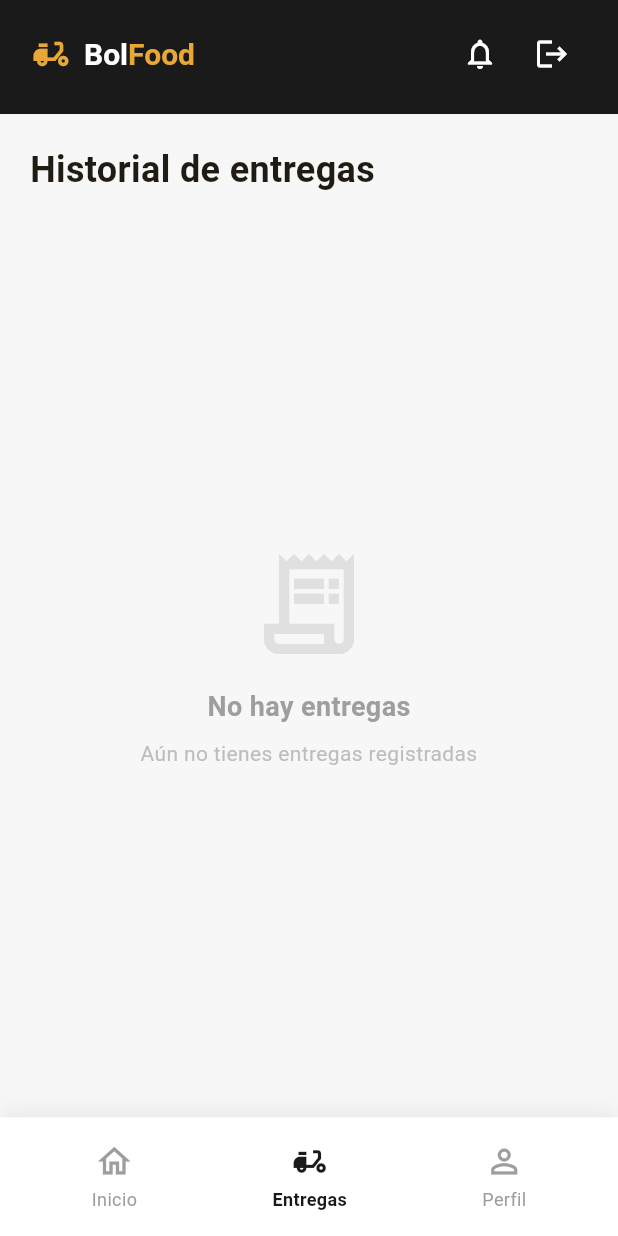
After one commit to EdmundoZ12/app-bol-food, a Flutter app: the DeliveryHistoryScreen screen opened by its route, on a phone screen of 412 x 824 dp. The commit adds this screen. Run offline on Flutter 3.47's test engine with Material 3 defaults, Android fonts, the phone set to English and light mode, and no system bars; our stand-ins replace dio, equatable, firebase_core, firebase_messaging, flutter_bloc, flutter_dotenv and 5 more; accounts and stored records are empty; project files that could hold a hidden picture were left out.

Commit message:
order list

```diff
--- a/lib/config/router/app_router.dart
+++ b/lib/config/router/app_router.dart
@@ -25,6 +25,12 @@ final appRouter = GoRouter(
     // Home
     GoRoute(path: '/home', builder: (context, state) => const HomeScreen()),
 
+    // Delivery History
+    GoRoute(
+      path: '/delivery-history',
+      builder: (context, state) => const DeliveryHistoryScreen(),
+    ),
+
     // Active Order
     GoRoute(
       path: '/active-order',
--- a/lib/main.dart
+++ b/lib/main.dart
@@ -3,6 +3,7 @@ import 'package:flutter_bloc/flutter_bloc.dart';
 import 'package:flutter_dotenv/flutter_dotenv.dart';
 import 'package:provider/provider.dart';
 import 'package:firebase_messaging/firebase_messaging.dart';
+import 'package:intl/date_symbol_data_local.dart';
 
 import 'config/config.dart';
 import 'config/router/app_router.dart';
@@ -15,6 +16,9 @@ void main() async {
 
   // Cargar variables de entorno
   await dotenv.load(fileName: ".env");
+
+  // Inicializar formateo de fechas para español
+  await initializeDateFormatting('es', null);
 
   await NotificationsBloc.initializeFCM();
 
--- a/lib/models/order/order.dart
+++ b/lib/models/order/order.dart
@@ -96,6 +96,7 @@ class Order {
   final DateTime? createdAt;
   final DateTime? assignedAt;
   final DateTime? acceptedAt;
+  final DateTime? deliveredAt;
 
   Order({
     required this.id,
@@ -116,6 +117,7 @@ class Order {
     this.createdAt,
     this.assignedAt,
     this.acceptedAt,
+    this.deliveredAt,
   });
 
   factory Order.fromJson(Map<String, dynamic> json) {
@@ -147,6 +149,9 @@ class Order {
           : null,
       acceptedAt: json['acceptedAt'] != null
           ? DateTime.parse(json['acceptedAt'])
+          : null,
+      deliveredAt: json['deliveredAt'] != null
+          ? DateTime.parse(json['deliveredAt'])
           : null,
     );
   }
--- /dev/null
+++ b/lib/screens/orders/delivery_history_screen.dart
@@ -0,0 +1,328 @@
+import 'package:flutter/material.dart';
+import 'package:go_router/go_router.dart';
+import 'package:google_fonts/google_fonts.dart';
+import 'package:provider/provider.dart';
+import 'package:intl/intl.dart';
+
+import '../../config/theme/app_theme.dart';
+import '../../models/order/order.dart';
+import '../../providers/auth_provider.dart';
+import '../../providers/order_provider.dart';
+import '../../widgets/bottom_nav_bar.dart';
+
+class DeliveryHistoryScreen extends StatefulWidget {
+  const DeliveryHistoryScreen({super.key});
+
+  @override
+  State<DeliveryHistoryScreen> createState() => _DeliveryHistoryScreenState();
+}
+
+class _DeliveryHistoryScreenState extends State<DeliveryHistoryScreen> {
+  @override
+  void initState() {
+    super.initState();
+    _loadOrders();
+  }
+
+  Future<void> _loadOrders() async {
+    final authProvider = context.read<AuthProvider>();
+    final orderProvider = context.read<OrderProvider>();
+
+    if (authProvider.driver != null && authProvider.token != null) {
+      await orderProvider.loadOrderHistory(
+        authProvider.driver!.id,
+        authProvider.token!,
+      );
+    }
+  }
+
+  @override
+  Widget build(BuildContext context) {
+    return Scaffold(
+      backgroundColor: scaffoldBackgroundColor,
+      body: Column(
+        children: [
+          _buildHeader(),
+          Expanded(
+            child: Padding(
+              padding: const EdgeInsets.all(20),
+              child: Column(
+                crossAxisAlignment: CrossAxisAlignment.start,
+                children: [
+                  Text(
+                    'Historial de entregas',
+                    style: GoogleFonts.montserratAlternates(
+                      fontSize: 24,
+                      fontWeight: FontWeight.bold,
+                    ),
+                  ),
+                  const SizedBox(height: 20),
+                  Expanded(child: _buildOrdersList()),
+                ],
+              ),
+            ),
+          ),
+        ],
+      ),
+      bottomNavigationBar: BottomNavBar(
+        currentIndex: 1,
+        onTap: (index) {
+          if (index == 0) context.go('/home');
+          if (index == 2) context.go('/profile');
+        },
+      ),
+    );
+  }
+
+  Widget _buildHeader() {
+    return Container(
+      padding: EdgeInsets.only(
+        top: MediaQuery.of(context).padding.top + 12,
+        left: 20,
+        right: 20,
+        bottom: 16,
+      ),
+      decoration: const BoxDecoration(color: primaryBlack),
+      child: Row(
+        mainAxisAlignment: MainAxisAlignment.spaceBetween,
+        children: [
+          Row(
+            children: [
+              Icon(Icons.delivery_dining, color: primaryYellow, size: 28),
+              const SizedBox(width: 8),
+              RichText(
+                text: TextSpan(
+                  style: GoogleFonts.montserratAlternates(
+                    fontSize: 20,
+                    fontWeight: FontWeight.bold,
+                  ),
+                  children: const [
+                    TextSpan(
+                      text: 'Bol',
+                      style: TextStyle(color: Colors.white),
+                    ),
+                    TextSpan(
+                      text: 'Food',
+                      style: TextStyle(color: primaryYellow),
+                    ),
+                  ],
+                ),
+              ),
+            ],
+          ),
+          Row(
+            children: [
+              IconButton(
+                icon: const Icon(Icons.notifications_outlined,
+                    color: Colors.white),
+                onPressed: () {},
+              ),
+              IconButton(
+                icon: const Icon(Icons.logout, color: Colors.white),
+                onPressed: () => _showLogoutDialog(),
+              ),
+            ],
+          ),
+        ],
+      ),
+    );
+  }
+
+  Widget _buildOrdersList() {
+    return Consumer<OrderProvider>(
+      builder: (context, orderProvider, child) {
+        if (orderProvider.isLoading) {
+          return const Center(
+            child: CircularProgressIndicator(color: primaryYellow),
+          );
+        }
+
+        final orders = orderProvider.orderHistory;
+
+        if (orders.isEmpty) {
+          return Center(
+            child: Column(
+              mainAxisAlignment: MainAxisAlignment.center,
+              children: [
+                Icon(
+                  Icons.receipt_long_outlined,
+                  size: 80,
+                  color: Colors.grey.shade300,
+                ),
+                const SizedBox(height: 16),
+                Text(
+                  'No hay entregas',
+                  style: GoogleFonts.montserratAlternates(
+                    fontSize: 18,
+                    fontWeight: FontWeight.w600,
+                    color: Colors.grey.shade500,
+                  ),
+                ),
+                const SizedBox(height: 8),
+                Text(
+                  'Aún no tienes entregas registradas',
+                  style: GoogleFonts.montserratAlternates(
+                    fontSize: 14,
+                    color: Colors.grey.shade400,
+                  ),
+                  textAlign: TextAlign.center,
+                ),
+              ],
+            ),
+          );
+        }
+
+        return RefreshIndicator(
+          onRefresh: _loadOrders,
+          color: primaryYellow,
+          child: ListView.builder(
+            itemCount: orders.length,
+            itemBuilder: (context, index) {
+              return _buildOrderCard(orders[index]);
+            },
+          ),
+        );
+      },
+    );
+  }
+
+  Widget _buildOrderCard(Order order) {
+    final dateFormat = DateFormat('dd MMM. yyyy - HH:mm', 'es');
+    final formattedDate = order.deliveredAt != null
+        ? dateFormat.format(order.deliveredAt!)
+        : order.createdAt != null
+            ? dateFormat.format(order.createdAt!)
+            : 'Fecha no disponible';
+
+    return Container(
+      margin: const EdgeInsets.only(bottom: 16),
+      padding: const EdgeInsets.all(16),
+      decoration: BoxDecoration(
+        color: Colors.white,
+        borderRadius: BorderRadius.circular(16),
+        border: Border.all(color: Colors.grey.shade200),
+      ),
+      child: Column(
+        crossAxisAlignment: CrossAxisAlignment.start,
+        children: [
+          // Fecha
+          Text(
+            formattedDate,
+            style: GoogleFonts.montserratAlternates(
+              fontSize: 13,
+              color: Colors.grey.shade600,
+            ),
+          ),
+          const SizedBox(height: 8),
+
+          // Número de orden
+          Text(
+            'ORDEN ${order.shortId}',
+            style: GoogleFonts.montserratAlternates(
+              fontSize: 16,
+              fontWeight: FontWeight.bold,
+            ),
+          ),
+          const SizedBox(height: 8),
+
+          // Dirección
+          Row(
+            children: [
+              Icon(
+                Icons.location_on_outlined,
+                size: 18,
+                color: Colors.grey.shade600,
+              ),
+              const SizedBox(width: 4),
+              Expanded(
+                child: Text(
+                  order.deliveryAddress ?? 'Sin dirección',
+                  style: GoogleFonts.montserratAlternates(
+                    fontSize: 14,
+                    color: Colors.grey.shade700,
+                  ),
+                  maxLines: 1,
+                  overflow: TextOverflow.ellipsis,
+                ),
+              ),
+            ],
+          ),
+          const SizedBox(height: 12),
+
+          // Total y ganancia
+          Container(
+            padding: const EdgeInsets.symmetric(horizontal: 16, vertical: 10),
+            decoration: BoxDecoration(
+              color: const Color(0xFFFFF8E7),
+              borderRadius: BorderRadius.circular(10),
+            ),
+            child: Row(
+              children: [
+                Text(
+                  'Total Cobrado:',
+                  style: GoogleFonts.montserratAlternates(
+                    fontSize: 13,
+                    fontWeight: FontWeight.w500,
+                  ),
+                ),
+                const SizedBox(width: 12),
+                Text(
+                  '${order.totalToCobrar.toStringAsFixed(2)} Bs.',
+                  style: GoogleFonts.montserratAlternates(
+                    fontSize: 14,
+                    fontWeight: FontWeight.bold,
+                    color: primaryYellow.withOpacity(0.9),
+                  ),
+                ),
+                const Spacer(),
+                Text(
+                  '${order.driverEarnings?.toStringAsFixed(2) ?? '0.00'} Bs.',
+                  style: GoogleFonts.montserratAlternates(
+                    fontSize: 14,
+                    fontWeight: FontWeight.bold,
+                  ),
+                ),
+              ],
+            ),
+          ),
+        ],
+      ),
+    );
+  }
+
+  void _showLogoutDialog() {
+    showDialog(
+      context: context,
+      builder: (context) => AlertDialog(
+        title: Text(
+          'Cerrar sesión',
+          style: GoogleFonts.montserratAlternates(fontWeight: FontWeight.bold),
+        ),
+        content: Text(
+          '¿Estás seguro de que quieres cerrar sesión?',
+          style: GoogleFonts.montserratAlternates(),
+        ),
+        actions: [
+          TextButton(
+            onPressed: () => Navigator.pop(context),
+            child: Text(
+              'Cancelar',
+              style: GoogleFonts.montserratAlternates(color: Colors.grey),
+            ),
+          ),
+          TextButton(
+            onPressed: () {
+              Navigator.pop(context);
+              context.read<AuthProvider>().logout();
+              context.go('/login');
+            },
+            child: Text(
+              'Cerrar sesión',
+              style: GoogleFonts.montserratAlternates(color: Colors.red),
+            ),
+          ),
+        ],
+      ),
+    );
+  }
+}
--- a/lib/screens/screens.dart
+++ b/lib/screens/screens.dart
@@ -5,3 +5,4 @@ export 'auth/check_auth_screen.dart';
 export 'home/home_screen.dart';
 export 'orders/active_order_screen.dart';
 export 'orders/order_delivered_screen.dart';
+export 'orders/delivery_history_screen.dart';
```
Also changed, not shown: lib/providers/order_provider.dart (+12 -1 lines), lib/screens/home/home_screen.dart (+7 -1 lines).
